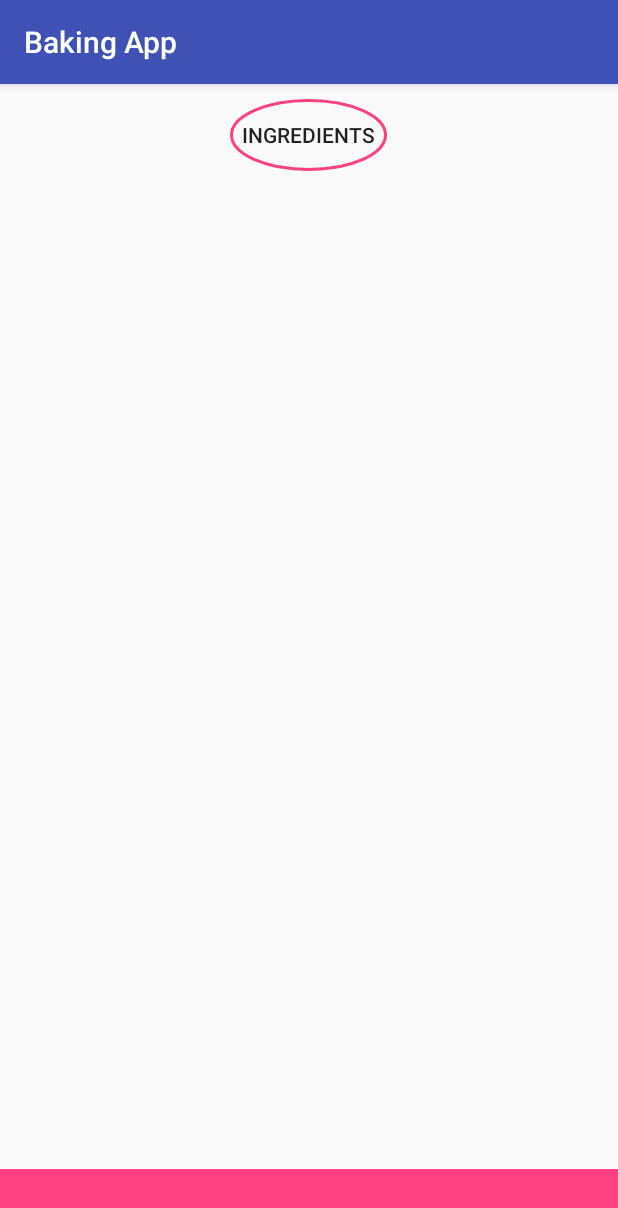
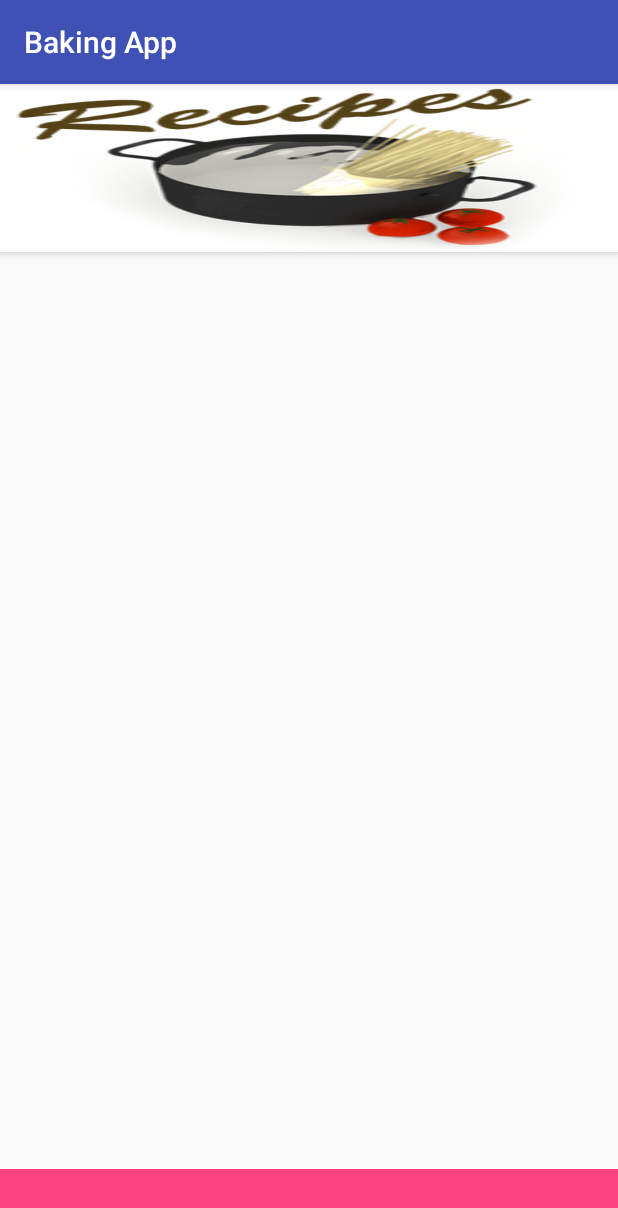
Before and after one commit to TDbouk/Baking-App, an Android app: the fragment RecipeStepsFragment placed in its activity, on a phone screen of 412 x 824 dp. Shown: the top 1208 px of the screen. Run offline under Robolectric (Android 15) with nearby library versions, the phone set to English and light mode, and no system bars; network calls fail; 1 statement that could not run was skipped.

Commit message:
feat: Add recipe image in Recipe Steps Fragment

```diff
--- a/app/src/main/java/tdbouk/udacity/bakingapp/ui/MainActivity.java
+++ b/app/src/main/java/tdbouk/udacity/bakingapp/ui/MainActivity.java
@@ -17,10 +17,11 @@ public class MainActivity extends AppCompatActivity implements RecipeFragment.On
     }
 
     @Override
-    public void onRecipeFragmentInteraction(Recipe recipe) {
+    public void onRecipeFragmentInteraction(Recipe recipe, int position) {
 
         Intent recipeSteps = new Intent(this, RecipeStepsActivity.class);
         recipeSteps.putExtra("recipe", recipe);
+        recipeSteps.putExtra("position", position);
         startActivity(recipeSteps);
 
     }
--- a/app/src/main/java/tdbouk/udacity/bakingapp/ui/RecipeStepsActivity.java
+++ b/app/src/main/java/tdbouk/udacity/bakingapp/ui/RecipeStepsActivity.java
@@ -20,9 +20,11 @@ public class RecipeStepsActivity extends AppCompatActivity implements RecipeStep
             FragmentManager mFragmentManager = getSupportFragmentManager();
 
             Intent callingIntent = getIntent();
-            if (callingIntent != null && callingIntent.hasExtra("recipe")) {
+            if (callingIntent != null && callingIntent.hasExtra("recipe")
+                    && callingIntent.hasExtra("position")) {
                 Recipe recipe = callingIntent.getParcelableExtra("recipe");
-                RecipeStepsFragment fragment = RecipeStepsFragment.newInstance(recipe);
+                int position = callingIntent.getIntExtra("position", 0);
+                RecipeStepsFragment fragment = RecipeStepsFragment.newInstance(recipe, position);
                 mFragmentManager.beginTransaction().add(R.id.detail_container, fragment).commit();
             }
         }
--- a/app/src/main/java/tdbouk/udacity/bakingapp/ui/RecipeStepsFragment.java
+++ b/app/src/main/java/tdbouk/udacity/bakingapp/ui/RecipeStepsFragment.java
@@ -2,7 +2,6 @@ package tdbouk.udacity.bakingapp.ui;
 
 import android.content.Context;
 import android.os.Bundle;
-import android.support.design.widget.BottomSheetBehavior;
 import android.support.v4.app.Fragment;
 import android.support.v7.app.ActionBar;
 import android.support.v7.app.AppCompatActivity;
@@ -12,19 +11,22 @@ import android.support.v7.widget.RecyclerView;
 import android.view.LayoutInflater;
 import android.view.View;
 import android.view.ViewGroup;
-import android.widget.Button;
+import android.widget.ImageView;
 import android.widget.TextView;
 
 import tdbouk.udacity.bakingapp.R;
 import tdbouk.udacity.bakingapp.data.Ingredient;
 import tdbouk.udacity.bakingapp.data.Recipe;
 import tdbouk.udacity.bakingapp.data.Step;
+import tdbouk.udacity.bakingapp.utils.Utility;
 
 
 public class RecipeStepsFragment extends Fragment {
     private static final String ARG_RECIPE = "recipe";
+    private static final String ARG_POSITION = "position";
 
     private Recipe mRecipe;
+    private int mPosition;
     private OnFragmentInteractionListener mListener;
     private String mIngredientsText = "";
 
@@ -36,13 +38,15 @@ public class RecipeStepsFragment extends Fragment {
      * Factory method used to create a new instance of
      * this fragment using the provided parameters.
      *
-     * @param recipe Recipe.
+     * @param recipe   Recipe.
+     * @param position list position.
      * @return A new instance of fragment RecipeStepsFragment.
      */
-    public static RecipeStepsFragment newInstance(Recipe recipe) {
+    public static RecipeStepsFragment newInstance(Recipe recipe, int position) {
         RecipeStepsFragment fragment = new RecipeStepsFragment();
         Bundle args = new Bundle();
         args.putParcelable(ARG_RECIPE, recipe);
+        args.putInt(ARG_POSITION, position);
         fragment.setArguments(args);
         return fragment;
     }
@@ -52,6 +56,7 @@ public class RecipeStepsFragment extends Fragment {
         super.onCreate(savedInstanceState);
         if (getArguments() != null) {
             mRecipe = getArguments().getParcelable(ARG_RECIPE);
+            mPosition = getArguments().getInt(ARG_POSITION);
             getIngredients();
         }
     }
@@ -63,9 +68,6 @@ public class RecipeStepsFragment extends Fragment {
         View rootView = inflater.inflate(R.layout.fragment_recipe_steps, container, false);
 
         // Set up Bottom Sheet
-        final View bottomSheetView = rootView.findViewById(R.id.bottom_sheet);
-        final BottomSheetBehavior bottomSheetBehavior = BottomSheetBehavior.from(bottomSheetView);
-        final Button ingredientsButton = (Button) rootView.findViewById(R.id.btn_ingredients);
         final TextView ingredientsTextView = (TextView) rootView.findViewById(R.id.tv_ingredients);
         ingredientsTextView.setText(mIngredientsText);
 
@@ -88,18 +90,9 @@ public class RecipeStepsFragment extends Fragment {
         if (actionBar != null)
             actionBar.setTitle(mRecipe.getName());
 
-        // Set up a click listener on ingredients button to expand/collapse sheet
-        ingredientsButton.setOnClickListener(new View.OnClickListener() {
-            @Override
-            public void onClick(View v) {
-                if (bottomSheetBehavior.getState() != BottomSheetBehavior.STATE_EXPANDED) {
-                    bottomSheetBehavior.setState(BottomSheetBehavior.STATE_EXPANDED);
-
-                } else {
-                    bottomSheetBehavior.setState(BottomSheetBehavior.STATE_COLLAPSED);
-                }
-            }
-        });
+        // Change toolbar image based on recipe
+        ((ImageView) rootView.findViewById(R.id.img_toolbar)).setImageResource(
+                Utility.getRecipeImageResource(mPosition));
 
         return rootView;
     }
--- a/app/src/main/java/tdbouk/udacity/bakingapp/utils/Utility.java
+++ b/app/src/main/java/tdbouk/udacity/bakingapp/utils/Utility.java
@@ -86,7 +86,7 @@ public class Utility {
      */
     public static int getRecipeImageResource(int position) {
         int recipeResources[] = new int[]{R.drawable.ic_recipe_1, R.drawable.ic_recipe_2,
-                R.drawable.ic_recipe_2, R.drawable.ic_recipe_4,};
+                R.drawable.ic_recipe_3, R.drawable.ic_recipe_4,};
 
         if (position >= 0 && position < recipeResources.length)
             return recipeResources[position];
--- a/app/src/main/res/layout/fragment_recipe_steps.xml
+++ b/app/src/main/res/layout/fragment_recipe_steps.xml
@@ -5,21 +5,42 @@
     android:layout_height="match_parent"
     tools:context="tdbouk.udacity.bakingapp.ui.RecipeStepsFragment">
 
+    <android.support.design.widget.AppBarLayout
+        android:id="@+id/appbar"
+        android:layout_width="match_parent"
+        android:layout_height="112dp">
+
+        <android.support.design.widget.CollapsingToolbarLayout
+            android:id="@+id/main_collapse_toolbar"
+            android:layout_width="match_parent"
+            android:layout_height="match_parent"
+            android:clickable="true"
+            android:focusable="true"
+            android:focusableInTouchMode="true"
+            app:contentScrim="?attr/colorPrimary"
+            app:layout_scrollFlags="scroll|enterAlways">
+
+            <ImageView
+                android:id="@+id/img_toolbar"
+                android:layout_width="match_parent"
+                android:layout_height="match_parent"
+                android:layout_gravity="center"
+                android:adjustViewBounds="true"
+                android:contentDescription="@string/app_name"
+                android:scaleType="fitXY"
+                android:src="@mipmap/ic_launcher"
+                app:layout_collapseMode="parallax"
+                app:layout_collapseParallaxMultiplier="0.5" />
+
+        </android.support.design.widget.CollapsingToolbarLayout>
+
+    </android.support.design.widget.AppBarLayout>
+
     <LinearLayout
         android:layout_width="match_parent"
         android:layout_height="match_parent"
-        android:orientation="vertical">
-
-        <Button
-            android:id="@+id/btn_ingredients"
-            style="@style/Base.Widget.AppCompat.Button"
-            android:layout_width="wrap_content"
-            android:layout_height="wrap_content"
-            android:layout_gravity="center"
-            android:layout_margin="10dp"
-            android:background="@drawable/round_button"
-            android:padding="8dp"
-            android:text="@string/ingredients" />
+        android:orientation="vertical"
+        app:layout_behavior="@string/appbar_scrolling_view_behavior">
 
         <android.support.v7.widget.RecyclerView
             android:id="@+id/rv_steps"
```
Also changed, not shown: app/src/main/java/tdbouk/udacity/bakingapp/ui/RecipeFragment.java (+4 -4 lines).
